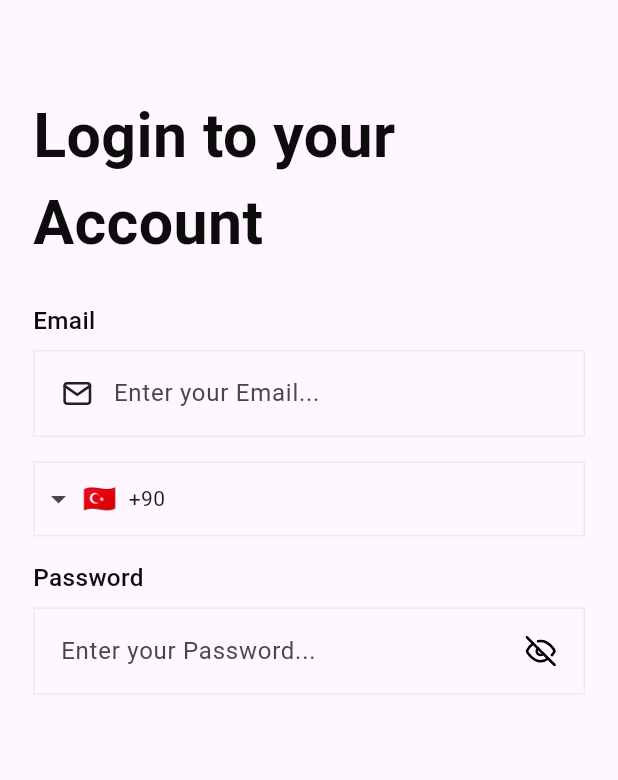
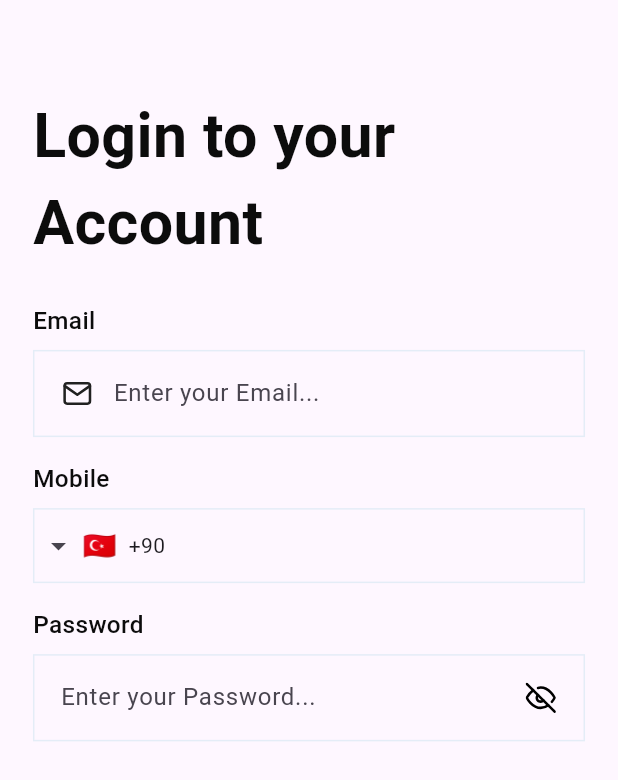
Before and after one commit to taskinnasif144/joura_pothole, a Flutter app: the SignInScreen screen opened by its route, on a phone screen of 412 x 824 dp. Shown: the top 780 px of the screen. Run offline on Flutter 3.47's test engine with Material 3 defaults, Android fonts, the phone set to English and light mode, and no system bars; drawn by our look-alikes of intl_phone_field; our stand-ins replace dots_indicator, flutter_screenutil, flutter_svg, get, google_fonts.

Commit message:
add: enhance CustomPhoneInputField with optional title and update sign-in screen to display mobile label

```diff
--- a/lib/core/components/custom_phone_input_field.dart
+++ b/lib/core/components/custom_phone_input_field.dart
@@ -1,16 +1,30 @@
 import 'package:flutter/material.dart';
+import 'package:flutter_screenutil/flutter_screenutil.dart';
 import 'package:intl_phone_field/intl_phone_field.dart';
 import 'package:joura_pothole/core/constants/app_colors.dart';
+import 'package:joura_pothole/core/constants/app_fonts.dart';
 
 class CustomPhoneInputField extends StatelessWidget {
-  const CustomPhoneInputField({super.key, required this.controller});
+  const CustomPhoneInputField({
+    super.key,
+    required this.controller,
+    this.title,
+  });
   final TextEditingController controller;
+  final String? title;
 
   @override
   Widget build(BuildContext context) {
-    return Container(
+    return Column(
+      crossAxisAlignment: CrossAxisAlignment.start,
+      children: [
+        if (title != null) Text(title!, style: AppFonts.bodyBoldMedium),
+        if (title != null) SizedBox(height: 8.h),
+        Container(
           // Container to style the field
-      decoration: BoxDecoration(border: Border.all(color: AppColors.whiteE4)),
+          decoration: BoxDecoration(
+            border: Border.all(color: AppColors.whiteE4),
+          ),
           child: IntlPhoneField(
             decoration: InputDecoration(
               border: InputBorder.none,
@@ -25,6 +39,8 @@ class CustomPhoneInputField extends StatelessWidget {
             },
             textAlignVertical: TextAlignVertical.center,
           ),
+        ),
+      ],
     );
   }
 }
--- a/lib/view/auth/sign_in_screen.dart
+++ b/lib/view/auth/sign_in_screen.dart
@@ -36,6 +36,7 @@ class SignInScreen extends StatelessWidget {
                     ),
                     SizedBox(height: 16.h),
                     CustomPhoneInputField(
+                      title: "Mobile",
                       controller: authController.phoneController,
                     ),
                     SizedBox(height: 16.h),
```
Lines whose indentation alone changed are shown as unchanged.
